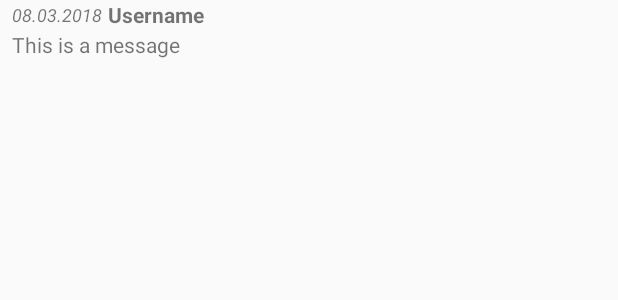
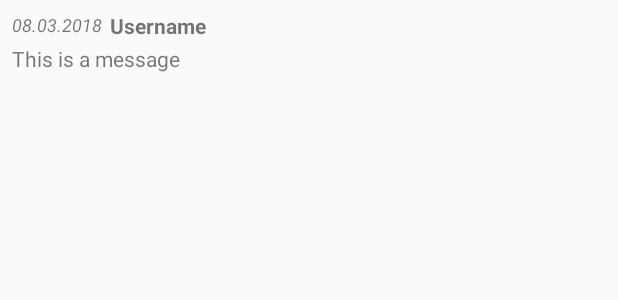
Before and after one commit to Hifoz/mobile-labs, an Android app: the layout message_layout.xml on its own in the app's theme, with its tools: preview values and no code run, on a phone screen of 412 x 824 dp. Shown: the top 300 px of the screen. Run offline under Robolectric (Android 15) with nearby library versions, the phone set to English and light mode, and no system bars.

Commit message:
Made messages display date properly instead of ms since epoch, and made emssages look a bit better

```diff
--- a/lab4/app/src/main/res/layout/fragment_chat.xml
+++ b/lab4/app/src/main/res/layout/fragment_chat.xml
@@ -35,6 +35,8 @@
             android:id="@+id/chatLV"
             android:layout_width="0dp"
             android:layout_height="0dp"
+            android:transcriptMode="alwaysScroll"
+            android:stackFromBottom="true"
             app:layout_constraintBottom_toTopOf="@+id/messageET"
             app:layout_constraintEnd_toEndOf="parent"
             app:layout_constraintStart_toStartOf="parent"
--- a/lab4/app/src/main/res/layout/message_layout.xml
+++ b/lab4/app/src/main/res/layout/message_layout.xml
@@ -11,6 +11,8 @@
         android:layout_width="0dp"
         android:layout_height="20dp"
         android:layout_marginEnd="8dp"
+        android:layout_marginStart="5dp"
+        android:layout_marginTop="7dp"
         android:text="Username"
         android:textStyle="bold"
         app:layout_constraintEnd_toEndOf="parent"
@@ -19,10 +21,10 @@
 
     <TextView
         android:id="@+id/messageTimeStamp"
-        android:layout_width="64dp"
+        android:layout_width="wrap_content"
         android:layout_height="20dp"
         android:layout_marginStart="8dp"
-        android:layout_marginTop="1dp"
+        android:layout_marginTop="8dp"
         android:text="08.03.2018"
         android:textSize="12sp"
         android:textStyle="italic"
@@ -33,10 +35,14 @@
         android:id="@+id/messageContent"
         android:layout_width="match_parent"
         android:layout_height="wrap_content"
+        android:layout_marginBottom="8dp"
         android:layout_marginEnd="8dp"
         android:layout_marginStart="8dp"
+        android:layout_marginTop="2dp"
         android:text="This is a message"
+        app:layout_constraintBottom_toBottomOf="parent"
         app:layout_constraintEnd_toEndOf="parent"
         app:layout_constraintStart_toStartOf="parent"
-        app:layout_constraintTop_toBottomOf="@+id/messageUser" />
+        app:layout_constraintTop_toBottomOf="@+id/messageUser"
+        app:layout_constraintVertical_bias="0.0" />
 </android.support.constraint.ConstraintLayout>
```
Also changed, not shown: lab4/app/src/main/java/com/example/hifoz/lab4/MainActivity.java (+6 -8 lines), lab4/app/src/main/java/com/example/hifoz/lab4/Message.java (+10 -1 lines), lab4/app/src/main/java/com/example/hifoz/lab4/MessageListAdapter.java (+5 -2 lines).
